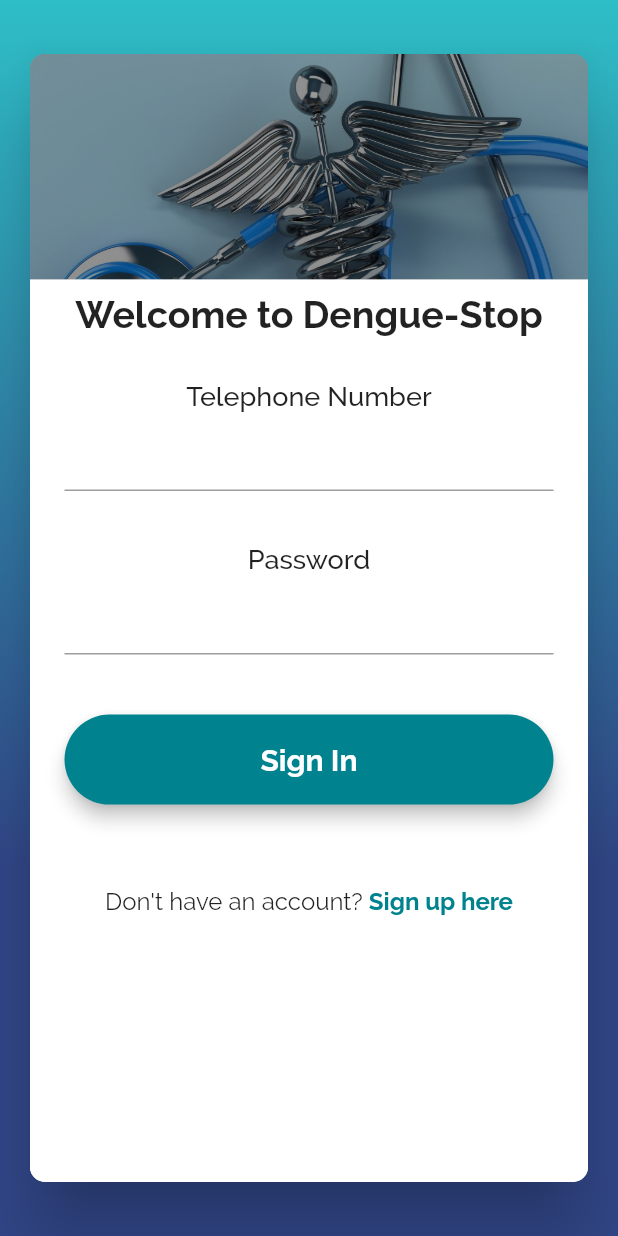
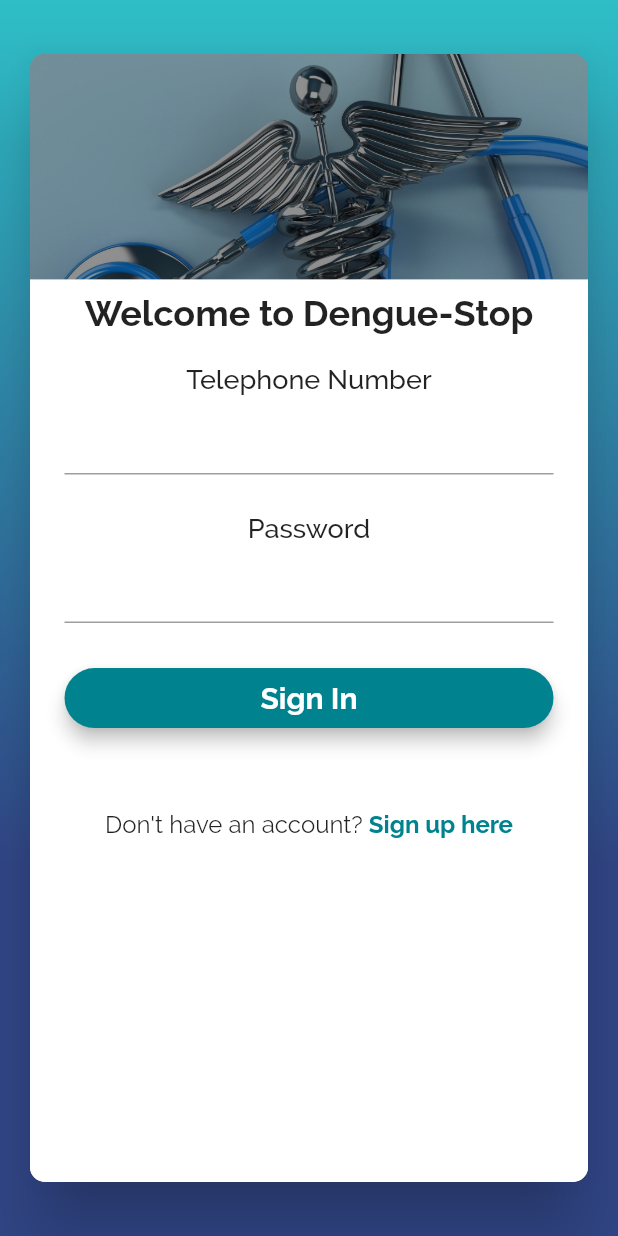
Before and after one commit to scorelab/DengueStop, a Flutter app: the screen it shows after launch, on a phone screen of 412 x 824 dp. Run offline on Flutter 3.47's test engine with Material 2 defaults, Android fonts, the phone set to English and light mode, and no system bars; our stand-ins replace email_validator, flutter_secure_storage, geolocator, shared_preferences; missing offline and left inert: password_hash.

Commit message:
login screen overflow problem resolved

```diff
--- a/dengue_app/lib/views/login.dart
+++ b/dengue_app/lib/views/login.dart
@@ -177,9 +177,9 @@ class _LoginFormState extends State<LoginForm> {
             children: <Widget>[
               Text(
                 'Welcome to Dengue-Stop',
-                style: TextStyle(fontSize: 25.0, fontWeight: FontWeight.w700),
+                style: TextStyle(fontSize: 24.0, fontWeight: FontWeight.w700),
               ),
-              SizedBox(height: 30.0),
+              SizedBox(height: 20.0),
               Text('Telephone Number', style: formLabelStyle),
               Padding(
                 padding: EdgeInsets.symmetric(vertical: 5.0, horizontal: 15.0),
@@ -197,7 +197,7 @@ class _LoginFormState extends State<LoginForm> {
                   controller: telephoneController,
                 ),
               ),
-              SizedBox(height: 30.0),
+              SizedBox(height: 20.0),
               Text('Password', style: formLabelStyle),
               Padding(
                 padding: EdgeInsets.symmetric(vertical: 5.0, horizontal: 15.0),
@@ -216,10 +216,10 @@ class _LoginFormState extends State<LoginForm> {
                   controller: passwordController,
                 ),
               ),
-              SizedBox(height: 30.0),
+              SizedBox(height: 20.0),
               SizedBox(
                 width: double.infinity,
-                height: 70,
+                height: 50,
                 child: Padding(
                   padding:
                       EdgeInsets.symmetric(vertical: 5.0, horizontal: 15.0),
```
